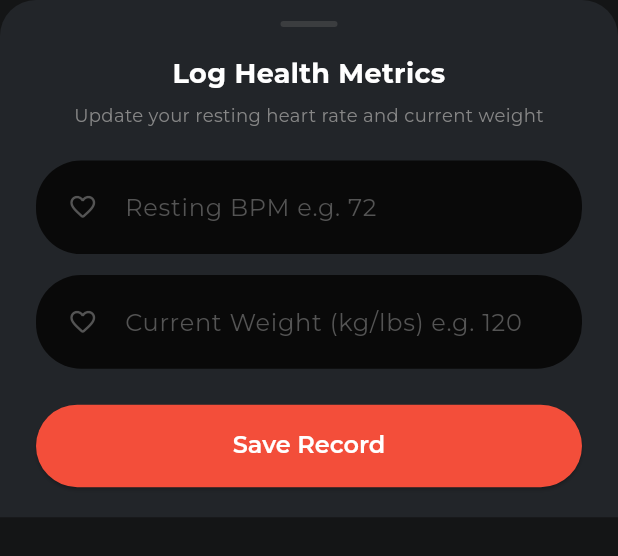
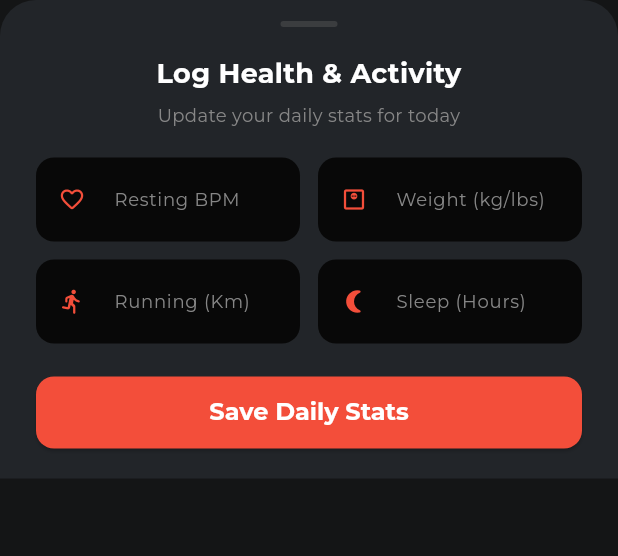
Before and after one commit to Aptafluxx/Gymnestic, a Flutter app: the LogMetricsBottomSheet widget shown alone on an empty page, opened directly with empty values, on a phone screen of 412 x 824 dp. Shown: the top 556 px of the screen. Run offline on Flutter 3.47's test engine with Material 3 defaults, Android fonts, the phone set to English and light mode, and no system bars; our stand-ins replace cloud_firestore, firebase_auth, firebase_core, fl_chart, get, loading_animation_widget and 1 more; accounts and stored records are empty; generated files the repository leaves out were written again; network calls fail; statements that could not run were skipped.

Commit message:
feat: enhance health metrics logging with additional fields for running distance and sleep hours; optimize historical data fetching with one-time queries

```diff
--- a/lib/features/dashboard/data/datasources/fitness_remote_data_source.dart
+++ b/lib/features/dashboard/data/datasources/fitness_remote_data_source.dart
@@ -50,7 +50,7 @@ class FitnessRemoteDataSource {
 
   // 2. OPTIMIZATION: ONE-TIME FETCH FOR HISTORICAL CHART DATA
   // Replaces the open snapshot stream that caused 5 reads per click.
-// 1. One-time fetch for 5-day chart data with optional server bypass
+  // 1. One-time fetch for 5-day chart data with optional server bypass
   Future<List<DailyRecordModel>> fetchPastRecords({
     int days = 5,
     bool forceRefresh = false,
@@ -68,7 +68,9 @@ class FitnessRemoteDataSource {
 
       if (forceRefresh) {
         // User explicitly pulled to refresh: query server directly
-        snapshot = await query.get(const GetOptions(source: Source.serverAndCache));
+        snapshot = await query.get(
+          const GetOptions(source: Source.serverAndCache),
+        );
       } else {
         // Normal launch: attempt zero-cost cache read first
         try {
@@ -77,7 +79,9 @@ class FitnessRemoteDataSource {
             snapshot = await query.get(const GetOptions(source: Source.server));
           }
         } catch (_) {
-          snapshot = await query.get(const GetOptions(source: Source.serverAndCache));
+          snapshot = await query.get(
+            const GetOptions(source: Source.serverAndCache),
+          );
         }
       }
 
@@ -112,7 +116,9 @@ class FitnessRemoteDataSource {
 
       if (forceRefresh) {
         // Force server fetch on pull-to-refresh
-        snapshot = await query.get(const GetOptions(source: Source.serverAndCache));
+        snapshot = await query.get(
+          const GetOptions(source: Source.serverAndCache),
+        );
       } else {
         // Standard launch: cache first
         try {
@@ -121,7 +127,9 @@ class FitnessRemoteDataSource {
             snapshot = await query.get(const GetOptions(source: Source.server));
           }
         } catch (_) {
-          snapshot = await query.get(const GetOptions(source: Source.serverAndCache));
+          snapshot = await query.get(
+            const GetOptions(source: Source.serverAndCache),
+          );
         }
       }
 
@@ -134,16 +142,27 @@ class FitnessRemoteDataSource {
   }
 
   // 3. LOG HEALTH METRICS (Single targeted document merge write)
-  Future<void> logHealthMetrics({required int bpm, required int weight}) async {
+  /// Saves user-logged health metrics including distance and sleep to today's record
+  Future<void> logHealthMetrics({
+    required int bpm,
+    required int weight,
+    double? runningKm,
+    int? sleepHours,
+  }) async {
     final uid = _uid;
     if (uid == null) return;
 
     final docRef = _userDoc(uid).collection('daily_records').doc(_todayKey);
-    await docRef.set({
+    final data = <String, dynamic>{
       'bpm': bpm,
       'weight': weight,
       'dateKey': _todayKey,
-    }, SetOptions(merge: true));
+    };
+
+    if (runningKm != null) data['runningKm'] = runningKm;
+    if (sleepHours != null) data['sleepHours'] = sleepHours;
+
+    await docRef.set(data, SetOptions(merge: true));
   }
 
   // 4. ATOMIC GOAL TOGGLE (Batch write: 1 round-trip network payload)
--- a/lib/features/dashboard/presentation/controllers/home_controller.dart
+++ b/lib/features/dashboard/presentation/controllers/home_controller.dart
@@ -102,7 +102,7 @@ class HomeController extends GetxController {
   }
 
   // OPTIMIZATION: Fetches historical chart spots once without lingering listeners
-/// One-time fetch for historical days with optional cache bypass
+  /// One-time fetch for historical days with optional cache bypass
   Future<void> loadPastRecords({bool forceRefresh = false}) async {
     final records = await _dataSource.fetchPastRecords(
       days: 5,
@@ -148,11 +148,13 @@ class HomeController extends GetxController {
       LogMetricsBottomSheet(
         currentBpm: bpm.value,
         currentWeight: currentWeight.value,
-        onSave: (bpmValue, weightValue) async {
+        onSave: (bpmVal, weightVal, runningKmVal, sleepHoursVal) async {
           try {
             await _dataSource.logHealthMetrics(
-              bpm: bpmValue,
-              weight: weightValue,
+              bpm: bpmVal,
+              weight: weightVal,
+              runningKm: runningKmVal,
+              sleepHours: sleepHoursVal,
             );
           } catch (_) {
             AppSnackbar.error(
--- a/lib/features/dashboard/presentation/widgets/log_metrics_bottom_sheet.dart
+++ b/lib/features/dashboard/presentation/widgets/log_metrics_bottom_sheet.dart
@@ -1,18 +1,21 @@
 import 'package:flutter/material.dart';
 import 'package:get/get.dart';
-import 'package:gymnestic/core/widgets/app_text_field.dart';
 
 import '../../../../core/theme/app_colors.dart';
 
 class LogMetricsBottomSheet extends StatefulWidget {
   final int currentBpm;
   final int currentWeight;
-  final Function(int bpm, int weight) onSave;
+  final double currentRunningKm;
+  final int currentSleepHours;
+  final Function(int bpm, int weight, double runningKm, int sleepHours) onSave;
 
   const LogMetricsBottomSheet({
     super.key,
     required this.currentBpm,
     required this.currentWeight,
+    this.currentRunningKm = 0.0,
+    this.currentSleepHours = 0,
     required this.onSave,
   });
 
@@ -23,6 +26,8 @@ class LogMetricsBottomSheet extends StatefulWidget {
 class _LogMetricsBottomSheetState extends State<LogMetricsBottomSheet> {
   late final TextEditingController bpmController;
   late final TextEditingController weightController;
+  late final TextEditingController runningKmController;
+  late final TextEditingController sleepHoursController;
 
   @override
   void initState() {
@@ -33,18 +38,31 @@ class _LogMetricsBottomSheetState extends State<LogMetricsBottomSheet> {
     weightController = TextEditingController(
       text: widget.currentWeight > 0 ? widget.currentWeight.toString() : '',
     );
+    runningKmController = TextEditingController(
+      text: widget.currentRunningKm > 0
+          ? widget.currentRunningKm.toString()
+          : '',
+    );
+    sleepHoursController = TextEditingController(
+      text: widget.currentSleepHours > 0
+          ? widget.currentSleepHours.toString()
+          : '',
+    );
   }
 
   @override
   void dispose() {
     bpmController.dispose();
     weightController.dispose();
+    runningKmController.dispose();
+    sleepHoursController.dispose();
     super.dispose();
   }
 
   @override
   Widget build(BuildContext context) {
     final bottomInset = MediaQuery.of(context).viewInsets.bottom;
+
     return Container(
       decoration: const BoxDecoration(
         color: AppColors.cardDark,
@@ -62,6 +80,7 @@ class _LogMetricsBottomSheetState extends State<LogMetricsBottomSheet> {
           ),
           child: Column(
             mainAxisSize: MainAxisSize.min,
+            crossAxisAlignment: CrossAxisAlignment.stretch,
             children: [
               Center(
                 child: Container(
@@ -75,7 +94,7 @@ class _LogMetricsBottomSheetState extends State<LogMetricsBottomSheet> {
                 ),
               ),
               const Text(
-                'Log Health Metrics',
+                'Log Health & Activity',
                 style: TextStyle(
                   fontSize: 18,
                   fontWeight: FontWeight.w700,
@@ -86,7 +105,7 @@ class _LogMetricsBottomSheetState extends State<LogMetricsBottomSheet> {
               ),
               const SizedBox(height: 6),
               const Text(
-                'Update your resting heart rate and current weight',
+                'Update your daily stats for today',
                 style: TextStyle(
                   fontSize: 12,
                   color: AppColors.grayLight,
@@ -94,22 +113,134 @@ class _LogMetricsBottomSheetState extends State<LogMetricsBottomSheet> {
                 ),
                 textAlign: TextAlign.center,
               ),
+              const SizedBox(height: 20),
+
+              // Row 1: BPM & Weight
+              Row(
+                children: [
+                  Expanded(
+                    child: TextField(
+                      controller: bpmController,
+                      keyboardType: TextInputType.number,
+                      style: const TextStyle(color: AppColors.textWhite),
+                      decoration: InputDecoration(
+                        labelText: 'Resting BPM',
+                        prefixIcon: const Icon(
+                          Icons.favorite_outline_rounded,
+                          color: AppColors.primaryRed,
+                          size: 18,
+                        ),
+                        labelStyle: const TextStyle(
+                          color: AppColors.grayLight,
+                          fontSize: 12,
+                        ),
+                        filled: true,
+                        fillColor: AppColors.surfaceDark,
+                        border: OutlineInputBorder(
+                          borderRadius: BorderRadius.circular(12),
+                          borderSide: BorderSide.none,
+                        ),
+                      ),
+                    ),
+                  ),
+                  const SizedBox(width: 12),
+                  Expanded(
+                    child: TextField(
+                      controller: weightController,
+                      keyboardType: TextInputType.number,
+                      style: const TextStyle(color: AppColors.textWhite),
+                      decoration: InputDecoration(
+                        labelText: 'Weight (kg/lbs)',
+                        prefixIcon: const Icon(
+                          Icons.monitor_weight_outlined,
+                          color: AppColors.primaryRed,
+                          size: 18,
+                        ),
+                        labelStyle: const TextStyle(
+                          color: AppColors.grayLight,
+                          fontSize: 12,
+                        ),
+                        filled: true,
+                        fillColor: AppColors.surfaceDark,
+                        border: OutlineInputBorder(
+                          borderRadius: BorderRadius.circular(12),
+                          borderSide: BorderSide.none,
+                        ),
+                      ),
+                    ),
+                  ),
+                ],
+              ),
+              const SizedBox(height: 12),
+
+              // Row 2: Running Km & Sleep Hours
+              Row(
+                children: [
+                  Expanded(
+                    child: TextField(
+                      controller: runningKmController,
+                      keyboardType: const TextInputType.numberWithOptions(
+                        decimal: true,
+                      ),
+                      style: const TextStyle(color: AppColors.textWhite),
+                      decoration: InputDecoration(
+                        labelText: 'Running (Km)',
+                        prefixIcon: const Icon(
+                          Icons.directions_run_rounded,
+                          color: AppColors.primaryRed,
+                          size: 18,
+                        ),
+                        labelStyle: const TextStyle(
+                          color: AppColors.grayLight,
+                          fontSize: 12,
+                        ),
+                        filled: true,
+                        fillColor: AppColors.surfaceDark,
+                        border: OutlineInputBorder(
+                          borderRadius: BorderRadius.circular(12),
+                          borderSide: BorderSide.none,
+                        ),
+                      ),
+                    ),
+                  ),
+                  const SizedBox(width: 12),
+                  Expanded(
+                    child: TextField(
+                      controller: sleepHoursController,
+                      keyboardType: TextInputType.number,
+                      style: const TextStyle(color: AppColors.textWhite),
+                      decoration: InputDecoration(
+                        labelText: 'Sleep (Hours)',
+                        prefixIcon: const Icon(
+                          Icons.nightlight_round,
+                          color: AppColors.primaryRed,
+                          size: 18,
+                        ),
+                        labelStyle: const TextStyle(
+                          color: AppColors.grayLight,
+                          fontSize: 12,
+                        ),
+                        filled: true,
+                        fillColor: AppColors.surfaceDark,
+                        border: OutlineInputBorder(
+                          borderRadius: BorderRadius.circular(12),
+                          borderSide: BorderSide.none,
+                        ),
+                      ),
+                    ),
+                  ),
+                ],
+              ),
               const SizedBox(height: 22),
-              AppTextField(
-                controller: bpmController,
-                hintText: "Resting BPM e.g. 72",
-                prefixIcon: Icons.favorite_outline_rounded,
-                keyboardType: .number,
-              ),
-              const SizedBox(height: 14),
-              AppTextField(
-                controller: weightController,
-                hintText: "Current Weight (kg/lbs) e.g. 120",
-                prefixIcon: Icons.favorite_outline_rounded,
-                keyboardType: .number,
-              ),
-              const SizedBox(height: 24),
+
               ElevatedButton(
+                style: ElevatedButton.styleFrom(
+                  backgroundColor: AppColors.primaryRed,
+                  minimumSize: const Size(double.infinity, 48),
+                  shape: RoundedRectangleBorder(
+                    borderRadius: BorderRadius.circular(12),
+                  ),
+                ),
                 onPressed: () {
                   final bpm =
                       int.tryParse(bpmController.text.trim()) ??
@@ -117,10 +248,23 @@ class _LogMetricsBottomSheetState extends State<LogMetricsBottomSheet> {
                   final weight =
                       int.tryParse(weightController.text.trim()) ??
                       widget.currentWeight;
-                  widget.onSave(bpm, weight);
+                  final runningKm =
+                      double.tryParse(runningKmController.text.trim()) ??
+                      widget.currentRunningKm;
+                  final sleepHours =
+                      int.tryParse(sleepHoursController.text.trim()) ??
+                      widget.currentSleepHours;
+
+                  widget.onSave(bpm, weight, runningKm, sleepHours);
                   Get.back();
                 },
-                child: const Text('Save Record'),
+                child: const Text(
+                  'Save Daily Stats',
+                  style: TextStyle(
+                    fontWeight: FontWeight.w700,
+                    color: AppColors.textWhite,
+                  ),
+                ),
               ),
             ],
           ),
--- a/lib/features/statistics/presentation/controllers/statistics_controller.dart
+++ b/lib/features/statistics/presentation/controllers/statistics_controller.dart
@@ -15,14 +15,14 @@ class StatisticsController extends GetxController {
   final RxInt targetActivity = 20.obs;
   final RxInt weeklyCalories = 0.obs;
 
-  // Sub-Metrics
-  final RxDouble runningKm = 45.0.obs;
-  final RxDouble targetRunningKm = 60.0.obs;
-  final RxInt runningKcal = 25.obs;
+  // Fully Dynamic Sub-Metrics (Start at 0 until logged)
+  final RxDouble runningKm = 0.0.obs;
+  final RxDouble targetRunningKm = 50.0.obs; // Weekly target goal
+  final RxInt runningKcal = 0.obs;
 
-  final RxInt sleepHours = 21.obs;
-  final RxInt targetSleepHours = 28.obs;
-  final RxInt sleepKcal = 25.obs;
+  final RxInt sleepHours = 0.obs;
+  final RxInt targetSleepHours = 56.obs; // 8 hours x 7 days = 56 weekly target
+  final RxInt sleepKcal = 0.obs;
 
   // Selected Day Index for Bar Chart (0: Mon, 6: Sun)
   final RxInt selectedDayIndex = (DateTime.now().weekday - 1).obs;
@@ -32,20 +32,17 @@ class StatisticsController extends GetxController {
 
   StreamSubscription<DailyRecordModel>? _todaySubscription;
 
-  // Computed Progress Percentage for Circular Ring
   int get progressPercentage {
     if (targetActivity.value <= 0) return 0;
     final percentage = (totalActivity.value / targetActivity.value) * 100;
     return percentage.clamp(0, 100).toInt();
   }
 
-  // DYNAMIC CHART CEILING: Computes dynamic maxY with 20% buffer to prevent overflow
   double get maxWeeklyKcal {
     double highest = 0.0;
     for (final kcal in weeklyDailyKcal) {
       if (kcal > highest) highest = kcal;
     }
-    // Baseline minimum of 200, or highest value + 20% headroom
     return highest > 160 ? highest * 1.2 : 200.0;
   }
 
@@ -56,13 +53,15 @@ class StatisticsController extends GetxController {
     _bindTodayStream();
   }
 
-Future<void> _loadStatistics({bool forceRefresh = false}) async {
+  Future<void> _loadStatistics({bool forceRefresh = false}) async {
     final records = await _dataSource.fetchCurrentWeekRecords(
       forceRefresh: forceRefresh,
     );
 
     int totalTasks = 0;
     int caloriesSum = 0;
+    double totalKm = 0.0;
+    int totalSleep = 0;
     final dayKcal = List<double>.filled(7, 0.0);
 
     for (final record in records) {
@@ -76,16 +75,22 @@ Future<void> _loadStatistics({bool forceRefresh = false}) async {
 
       totalTasks += record.completedGoalIds.length;
       caloriesSum += record.kcalBurned;
+      totalKm += record.runningKm;
+      totalSleep += record.sleepHours;
     }
 
     totalActivity.value = totalTasks;
     weeklyCalories.value = caloriesSum;
     weeklyDailyKcal.assignAll(dayKcal);
-  }
 
-  /// Triggered by pull-to-refresh on StatisticsScreen
-  Future<void> refreshStatistics() async {
-    await _loadStatistics(forceRefresh: true);
+    // DYNAMIC METRICS: Set weekly sums
+    runningKm.value = totalKm;
+    // Estimated burn rate: ~65 kcal burned per kilometer run
+    runningKcal.value = (totalKm * 65).toInt();
+
+    sleepHours.value = totalSleep;
+    // Estimated sleep metabolic burn: ~45 kcal burned per hour of sleep
+    sleepKcal.value = (totalSleep * 45);
   }
 
   void _bindTodayStream() {
@@ -98,6 +103,10 @@ Future<void> _loadStatistics({bool forceRefresh = false}) async {
     });
   }
 
+  Future<void> refreshStatistics() async {
+    await _loadStatistics(forceRefresh: true);
+  }
+
   void onSelectDay(int index) {
     selectedDayIndex.value = index;
   }
```
